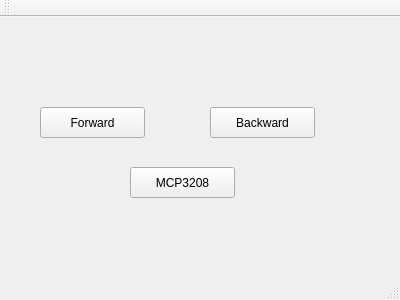
Old version of the form mainwindow.ui in the repository srikrishnan90/stepper_test.
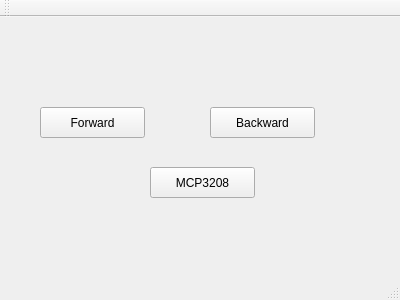
New version of the form.

```diff
--- a/mainwindow.ui
+++ b/mainwindow.ui
@@ -43,7 +43,7 @@
    <widget class="QPushButton" name="pushButton_3">
     <property name="geometry">
      <rect>
-      <x>130</x>
+      <x>150</x>
       <y>150</y>
       <width>105</width>
       <height>31</height>
```
